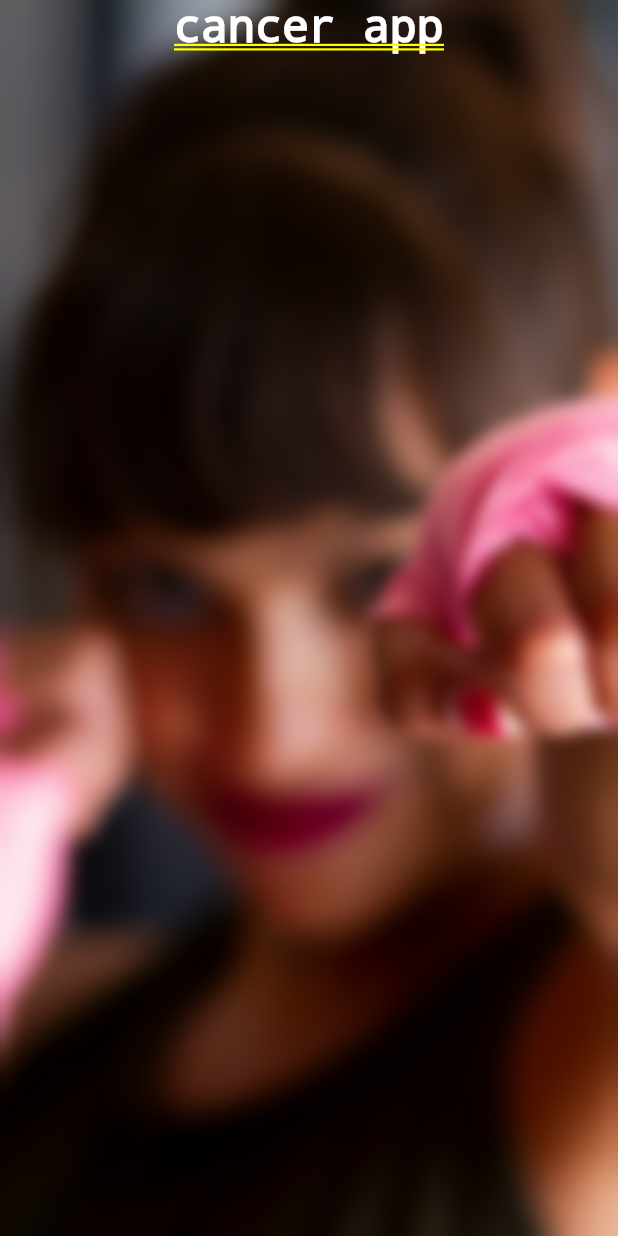
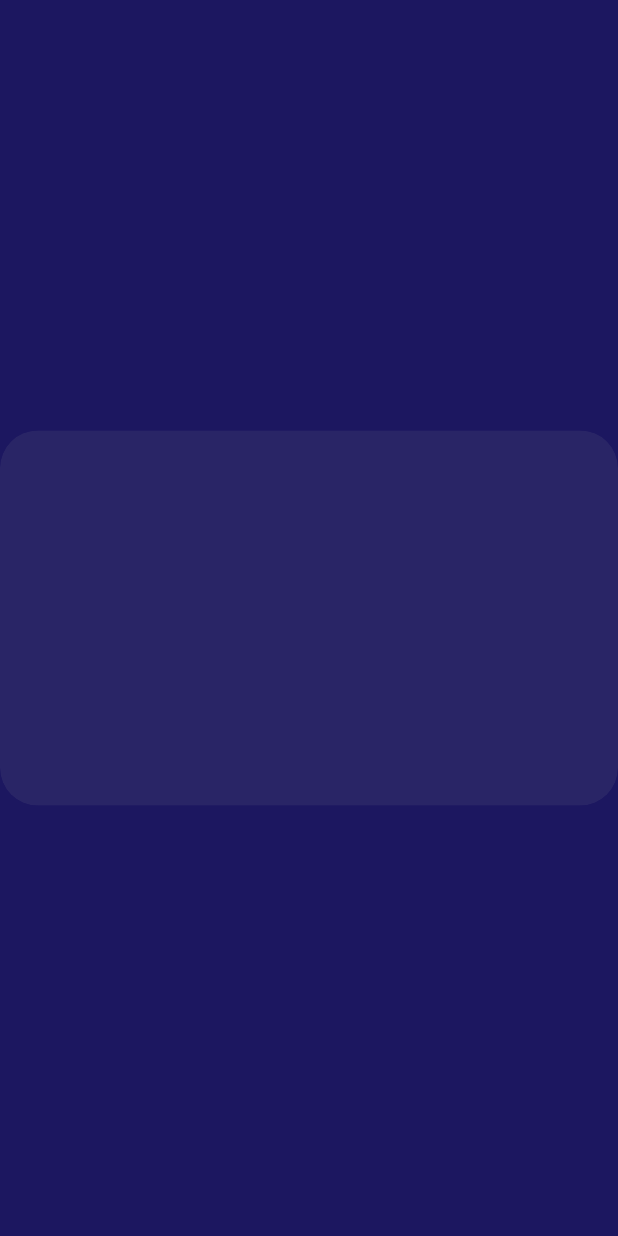
Before and after one commit to Anishaanilkumar/FLUTTER_CANCER.APP, a Flutter app: the screen it shows after launch, on a phone screen of 412 x 824 dp. Run offline on Flutter 3.47's test engine with Material 3 defaults, Android fonts, the phone set to English and light mode, and no system bars; our stand-ins replace animated_splash_screen, lottie.

Commit message:
created a new file example glassy to study glass morphism with an example

```diff
--- a/lib/ImageSplashScreen.dart
+++ b/lib/ImageSplashScreen.dart
@@ -13,7 +13,7 @@ class ImageSplashScreen extends StatelessWidget {
           // Blue image as background
           Positioned.fill(
             child: Image.asset(
-              'assets/image/bg3.jpg', // Replace with your blue background image path
+              'assets/image/bg1.jpg', // Replace with your blue background image path
               fit: BoxFit.cover, // Ensure the background covers the entire screen
             ),
           ),
--- /dev/null
+++ b/lib/glassyexample_to_study.dart
@@ -0,0 +1,31 @@
+import 'dart:ui';
+import 'package:flutter/material.dart';
+
+class HomeScreen extends StatelessWidget {
+  const HomeScreen({super.key});
+  @override
+  Widget build(BuildContext context) {
+    return Scaffold(
+      backgroundColor: const Color(0xff1C1760),
+      body: Stack(
+        children: [
+          Center(
+            child: ClipRRect(
+              borderRadius:BorderRadius.all(Radius.circular(25)),
+            child: BackdropFilter(
+              filter:  ImageFilter.blur(sigmaX: 30, sigmaY: 30),
+              child: Container(
+                width: 450,
+                height: 250,
+                decoration:  BoxDecoration(
+                    color: Colors.grey.withOpacity(0.1),
+                    borderRadius: BorderRadius.all(Radius.circular(25))),
+              ),
+            ),
+          ),
+          ),
+        ],
+      ),
+    );
+  }
+}
--- a/lib/main.dart
+++ b/lib/main.dart
@@ -2,6 +2,7 @@ import 'package:flutter/material.dart';
 import 'package:project_app/ImageSplashScreen.dart';
 import 'package:project_app/AnimationSplashScreen.dart';
 import 'package:project_app/Loginpage.dart';
+import 'package:project_app/glassyexample_to_study.dart';
 
 void main() {
   runApp(const MyApp());
@@ -34,7 +35,7 @@ class MyApp extends StatelessWidget {
         colorScheme: ColorScheme.fromSeed(seedColor: Colors.deepPurple),
         useMaterial3: true,
       ),
-      home: Loginpage(),
+      home: HomeScreen(),
     );
   }
 }
```
Also changed, not shown: lib/Loginpage.dart (+111 -21 lines), lib/custom_widgets.dart (added, +64 -0 lines), pubspec.yaml (line endings or trailing spaces).
